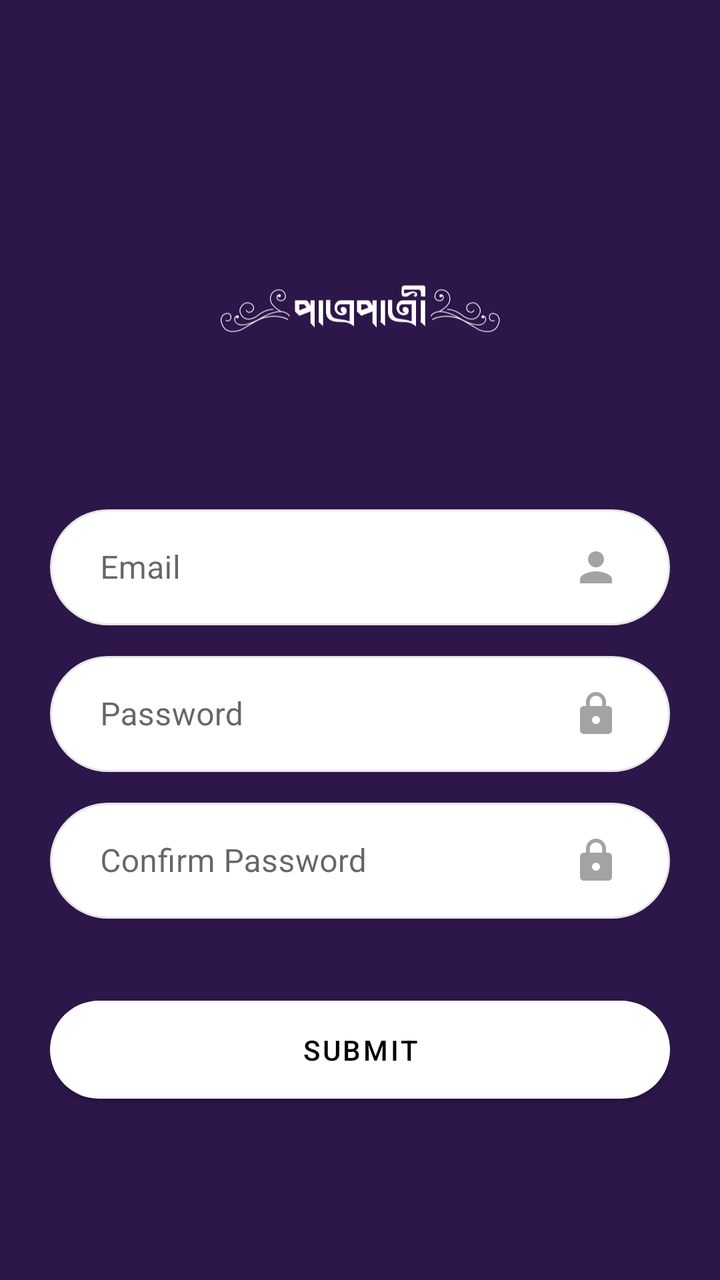
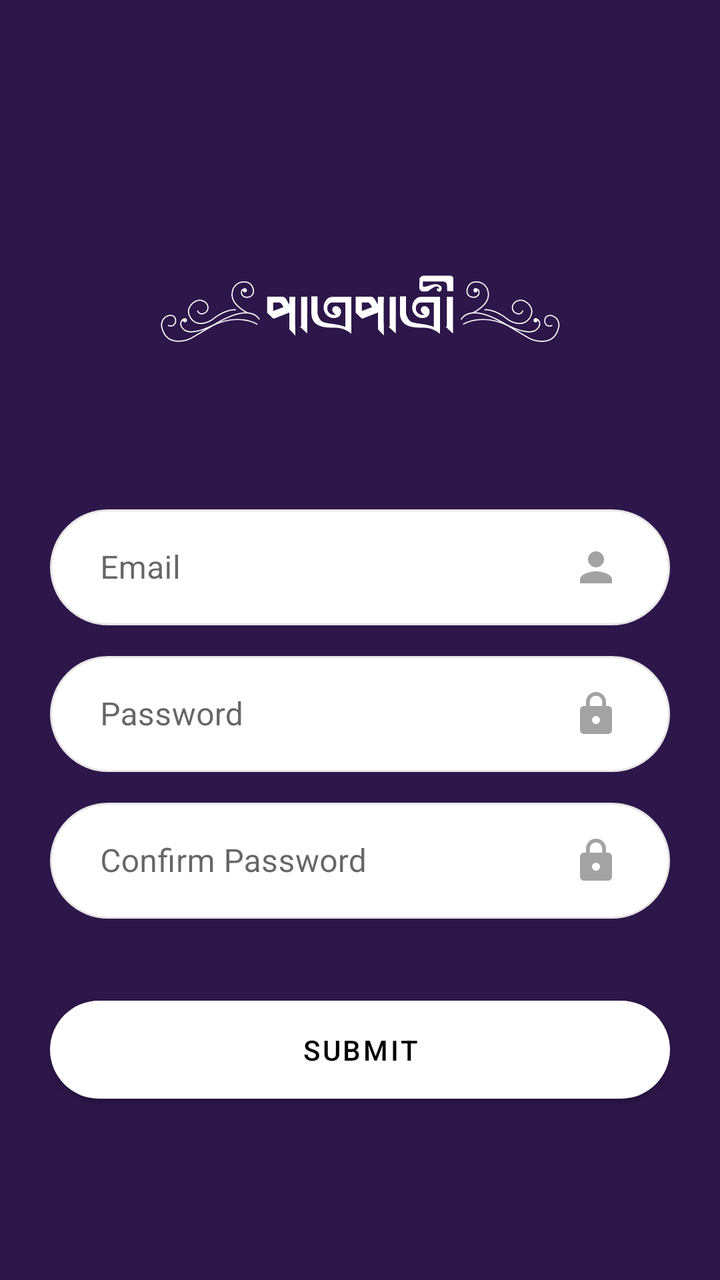

Screens rendered from an Android XML layout before and after an edit, with the pre-edit source and the edit as a unified diff.
<!-- AndroidManifest.xml: application theme AppTheme -->
<!-- res/layout/activity_sign_up.xml -->
<?xml version="1.0" encoding="utf-8"?>
<RelativeLayout xmlns:android="http://schemas.android.com/apk/res/android"
    xmlns:app="http://schemas.android.com/apk/res-auto"
    xmlns:tools="http://schemas.android.com/tools"
    android:padding="25dp"
    android:background="@color/colorAccent"
    android:layout_width="match_parent"
    android:layout_height="match_parent"
    tools:context=".views.activities.SignUpActivity">

    <LinearLayout
        android:layout_centerInParent="true"
        android:gravity="center"
        android:orientation="vertical"
        android:layout_width="match_parent"
        android:layout_height="wrap_content">
        <ImageView
            app:tint="@color/colorWhite"
            android:src="@drawable/ic_logo"
            android:layout_marginBottom="25dp"
            android:layout_width="140dp"
            android:layout_height="140dp" />
        <com.google.android.material.textfield.TextInputLayout
            style="@style/Widget.MaterialComponents.TextInputLayout.OutlinedBox"
            app:boxCornerRadiusTopStart="25dp"
            app:boxCornerRadiusTopEnd="25dp"
            app:boxCornerRadiusBottomStart="25dp"
            app:boxCornerRadiusBottomEnd="25dp"
            android:layout_width="match_parent"
            android:layout_height="wrap_content">
            <EditText
                android:id="@+id/user_email"
                android:inputType="textWebEmailAddress"
                android:singleLine="true"
                android:maxLength="25"
                android:hint="Email"
                app:drawableTint="@color/colorDeepGrey"
                android:drawableEnd="@drawable/ic_baseline_person_24"
                android:background="@drawable/shape_radius_100_edit_text"
                android:layout_marginBottom="10dp"
                android:paddingStart="25dp"
                android:paddingEnd="25dp"
                android:layout_width="match_parent"
                android:layout_height="wrap_content" />
        </com.google.android.material.textfield.TextInputLayout>
        <com.google.android.material.textfield.TextInputLayout
            style="@style/Widget.MaterialComponents.TextInputLayout.OutlinedBox"
            app:boxCornerRadiusTopStart="25dp"
            app:boxCornerRadiusTopEnd="25dp"
            app:boxCornerRadiusBottomStart="25dp"
            app:boxCornerRadiusBottomEnd="25dp"
            android:layout_width="match_parent"
            android:layout_height="wrap_content">
            <EditText
                android:id="@+id/password"
                android:inputType="textWebPassword"
                android:singleLine="true"
                android:maxLength="25"
                android:hint="Password"
                app:drawableTint="@color/colorDeepGrey"
                android:drawableEnd="@drawable/ic_baseline_lock_24"
                android:background="@drawable/shape_radius_100_edit_text"
                android:paddingStart="25dp"
                android:paddingEnd="25dp"
                android:layout_marginBottom="10dp"
                android:layout_width="match_parent"
                android:layout_height="wrap_content" />
        </com.google.android.material.textfield.TextInputLayout>
        <com.google.android.material.textfield.TextInputLayout
            style="@style/Widget.MaterialComponents.TextInputLayout.OutlinedBox"
            app:boxCornerRadiusTopStart="25dp"
            app:boxCornerRadiusTopEnd="25dp"
            app:boxCornerRadiusBottomStart="25dp"
            app:boxCornerRadiusBottomEnd="25dp"
            android:layout_width="match_parent"
            android:layout_height="wrap_content">
            <EditText
                android:id="@+id/confirm_password"
                android:inputType="textWebPassword"
                android:singleLine="true"
                android:maxLength="25"
                android:hint="Confirm Password"
                app:drawableTint="@color/colorDeepGrey"
                android:drawableEnd="@drawable/ic_baseline_lock_24"
                android:background="@drawable/shape_radius_100_edit_text"
                android:paddingStart="25dp"
                android:paddingEnd="25dp"
                android:layout_width="match_parent"
                android:layout_height="wrap_content" />
        </com.google.android.material.textfield.TextInputLayout>

        <Button
            android:id="@+id/submit_button"
            android:text="Submit"
            android:textColor="@color/colorBlack"
            app:cornerRadius="25dp"
            android:padding="15dp"
            app:backgroundTint="@color/colorWhite"
            android:layout_marginTop="35dp"
            android:layout_width="match_parent"
            android:layout_height="wrap_content" />

        
    </LinearLayout>

</RelativeLayout>
<!-- resources referenced by this layout -->
<resources>
  <color name="colorAccent">#2D164A</color>
  <color name="colorBlack">#000000</color>
  <color name="colorDeepGrey">#A3A3A3</color>
  <color name="colorWhite">#FFFFFF</color>
  <!-- drawable ic_baseline_lock_24 (drawable) -->
  <vector xmlns:android="http://schemas.android.com/apk/res/android"
      android:width="24dp"
      android:height="24dp"
      android:viewportWidth="24"
      android:viewportHeight="24"
      android:tint="?attr/colorControlNormal">
    <path
        android:fillColor="@android:color/white"
        android:pathData="M18,8h-1L17,6c0,-2.76 -2.24,-5 -5,-5S7,3.24 7,6v2L6,8c-1.1,0 -2,0.9 -2,2v10c0,1.1 0.9,2 2,2h12c1.1,0 2,-0.9 2,-2L20,10c0,-1.1 -0.9,-2 -2,-2zM12,17c-1.1,0 -2,-0.9 -2,-2s0.9,-2 2,-2 2,0.9 2,2 -0.9,2 -2,2zM15.1,8L8.9,8L8.9,6c0,-1.71 1.39,-3.1 3.1,-3.1 1.71,0 3.1,1.39 3.1,3.1v2z"/>
  </vector>
  <!-- drawable ic_baseline_person_24 (drawable) -->
  <vector xmlns:android="http://schemas.android.com/apk/res/android"
      android:width="24dp"
      android:height="24dp"
      android:viewportWidth="24"
      android:viewportHeight="24"
      android:tint="?attr/colorControlNormal">
    <path
        android:fillColor="@android:color/white"
        android:pathData="M12,12c2.21,0 4,-1.79 4,-4s-1.79,-4 -4,-4 -4,1.79 -4,4 1.79,4 4,4zM12,14c-2.67,0 -8,1.34 -8,4v2h16v-2c0,-2.66 -5.33,-4 -8,-4z"/>
  </vector>
  <!-- drawable ic_logo: vector/xml drawable (drawable, 7260 chars, omitted) -->
  <!-- drawable shape_radius_100_edit_text (drawable) -->
  <shape xmlns:android="http://schemas.android.com/apk/res/android">
      <stroke
          android:width="1dp"
          android:color="@color/colorMediumGrey" />
      <corners
          android:radius="100dp"/>
      <solid
          android:color="@color/colorWhite"/>
      <padding
          android:left="25dp"
          android:top="15dp"
          android:right="25dp"
          android:bottom="15dp" />
  </shape>
  <style name="AppTheme" parent="Theme.MaterialComponents.DayNight.NoActionBar">
          
          <item name="colorPrimary">@color/colorPrimary</item>
          <item name="colorPrimaryDark">@color/colorPrimaryDark</item>
          <item name="colorAccent">@color/colorAccent</item>
      </style>
  <color name="colorMediumGrey">#E5E5E5</color>
  <color name="colorPrimary">#271547</color>
  <color name="colorPrimaryDark">#43105D</color>
</resources>

<!-- the commit's change to res/layout/activity_sign_up.xml (unified diff, before → after) -->
@@ -18,7 +18,7 @@
             app:tint="@color/colorWhite"
             android:src="@drawable/ic_logo"
             android:layout_marginBottom="25dp"
-            android:layout_width="140dp"
+            android:layout_width="200dp"
             android:layout_height="140dp" />
         <com.google.android.material.textfield.TextInputLayout
             style="@style/Widget.MaterialComponents.TextInputLayout.OutlinedBox"
